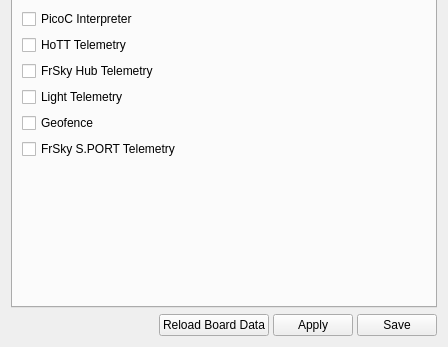
TauLabs/TauLabs, file ground/gcs/src/plugins/config/modules.ui: the form before one commit; both pictures show x 0 to 448 and y 350 to 697 of the 448 by 697 pixel window.
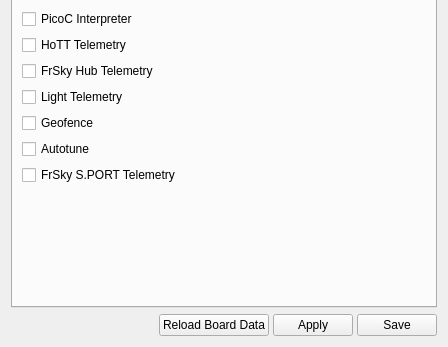
The form after the commit. Icons and pictures are not drawn.

Commit message: gcs: add autotune to modules tab

```diff
--- a/ground/gcs/src/plugins/config/modules.ui
+++ b/ground/gcs/src/plugins/config/modules.ui
@@ -191,6 +191,16 @@
          </property>
         </widget>
        </item>
+       <item>
+        <widget class="QCheckBox" name="cbAutotune">
+         <property name="toolTip">
+          <string>&lt;html&gt;&lt;head/&gt;&lt;body&gt;&lt;p&gt;This enables the autotune module, which allows the autotune flight mode to gather information on flight characteristics.  See the Autotune configuration tab for more information.&lt;/p&gt;&lt;/body&gt;&lt;/html&gt;</string>
+         </property>
+         <property name="text">
+          <string>Autotune</string>
+         </property>
+        </widget>
+       </item>
        <item>
         <widget class="QCheckBox" name="cbUAVOFrSkySPortBridge">
          <property name="text">
```
The commit also changes 1 other file.
